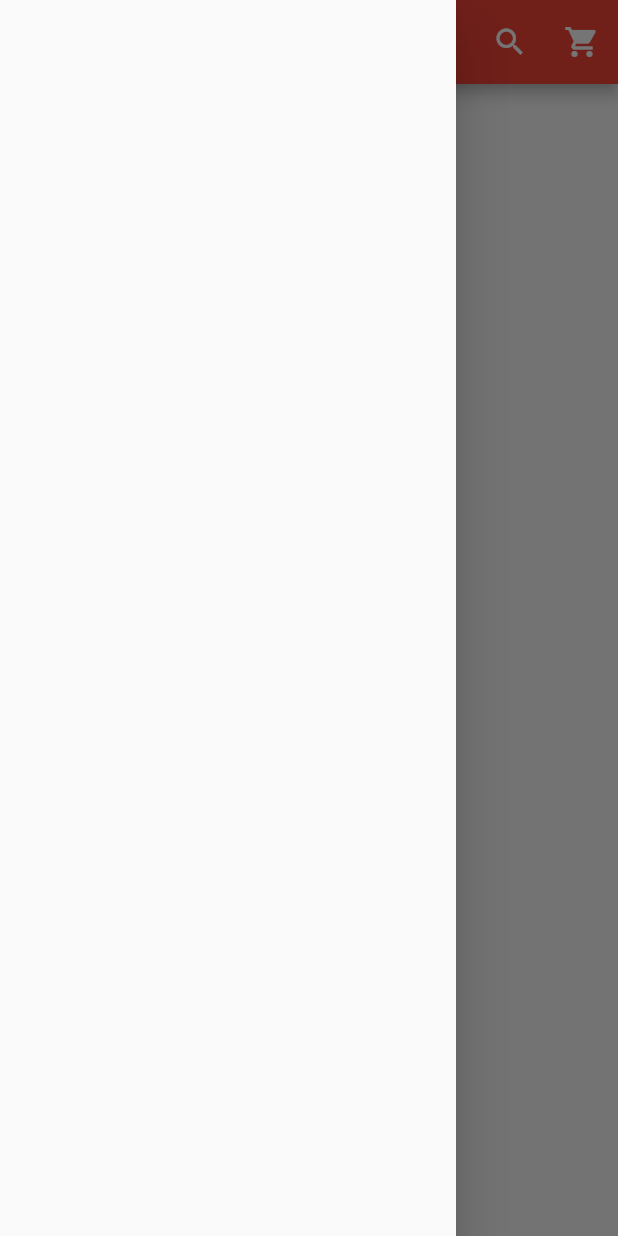
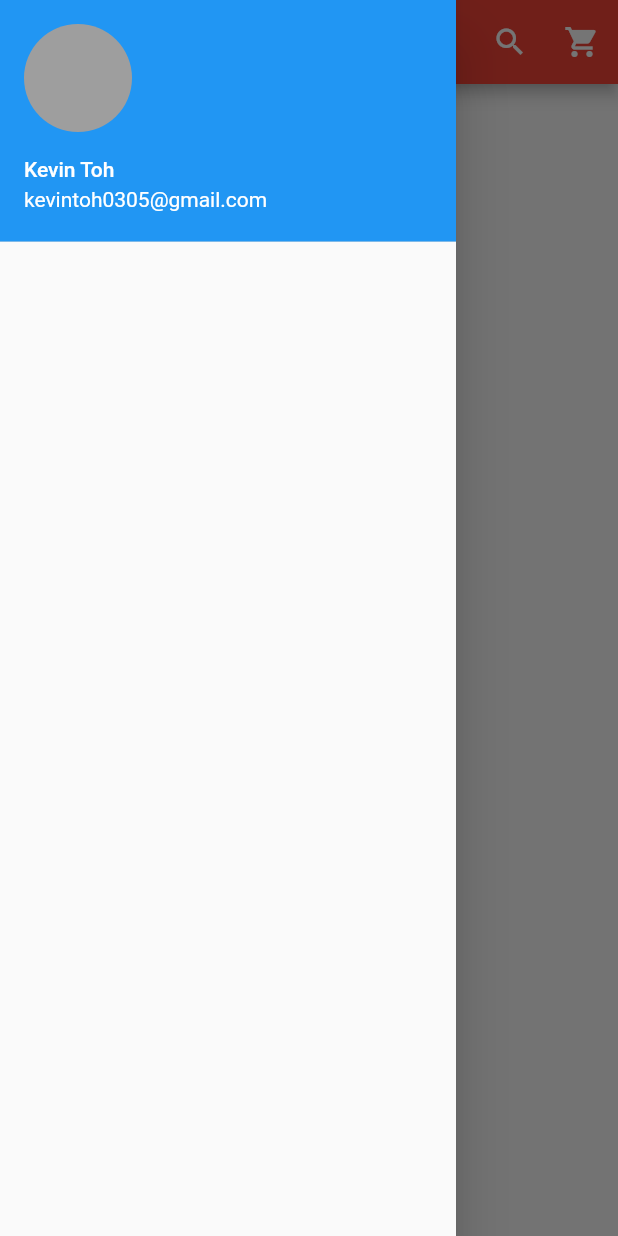
Before and after one commit to ktzy0305/Voguearo, a Flutter app: the screen it shows after launch, with the side drawer open, on a phone screen of 412 x 824 dp. Run offline on Flutter 3.47's test engine with Material 2 defaults, Android fonts, the phone set to English and light mode, and no system bars.

Commit message:
Update main.dart

```diff
--- a/lib/main.dart
+++ b/lib/main.dart
@@ -41,7 +41,16 @@ class _HomePageState extends State<HomePage>{
       drawer: new Drawer(
         child: new ListView(
           children: <Widget>[
-
+            // Header
+            new UserAccountsDrawerHeader(
+              accountName: new Text("Kevin Toh"),
+              accountEmail: new Text("kevintoh0305@gmail.com"),
+              currentAccountPicture: GestureDetector(
+                child: new CircleAvatar(
+                  backgroundColor: Colors.grey,
+                ),
+              ),
+            ),
           ],
         ),
       ),
```
